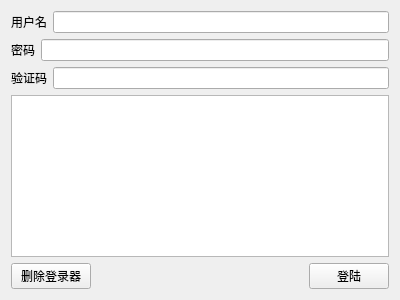
The window that baiduimage/LoginTest.ui (ngzHappy/bd3) describes before a commit, drawn with Qt 5.
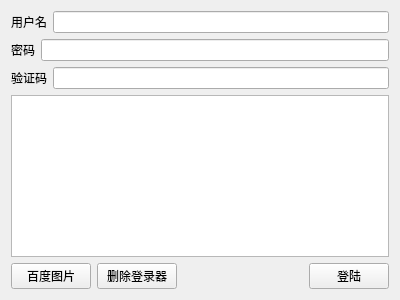
The same window after the commit.

Commit message: +baidu image

```diff
--- a/baiduimage/LoginTest.ui
+++ b/baiduimage/LoginTest.ui
@@ -61,6 +61,13 @@
    </item>
    <item>
     <layout class="QHBoxLayout" name="horizontalLayout_3">
+     <item>
+      <widget class="QPushButton" name="imageButton">
+       <property name="text">
+        <string>百度图片</string>
+       </property>
+      </widget>
+     </item>
      <item>
       <widget class="QPushButton" name="deleteButton">
        <property name="text">
```
The commit also changes 5 other files.
